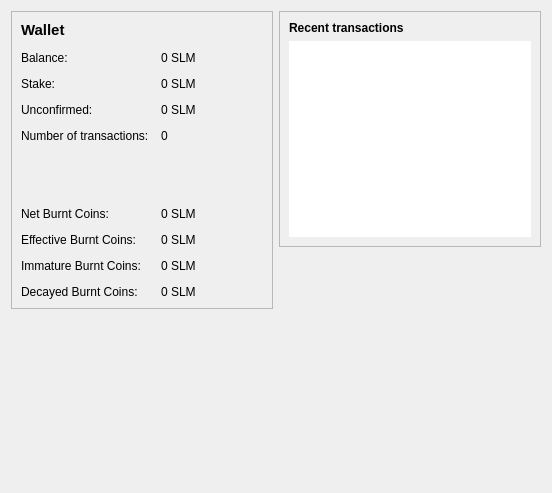
Old version of the form src/qt/forms/overviewpage.ui in the repository slimcoin-project/Slimcoin.
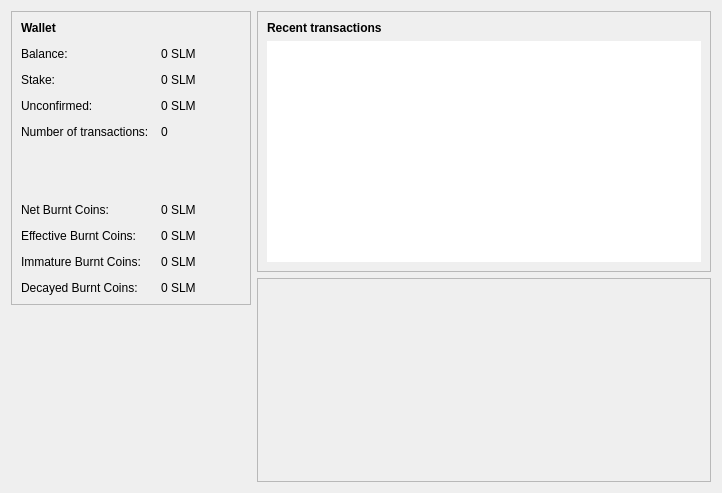
New version of the form. Icons and pictures are not drawn. Custom widgets are drawn as their Qt base class.

Commit message: Add diffplot feature

What changed in the file:
```diff
--- a/src/qt/forms/overviewpage.ui
+++ b/src/qt/forms/overviewpage.ui
@@ -6,7 +6,7 @@
    <rect>
     <x>0</x>
     <y>0</y>
-    <width>552</width>
+    <width>722</width>
     <height>493</height>
    </rect>
   </property>
@@ -38,7 +38,6 @@
          <widget class="QLabel" name="label_5">
           <property name="font">
            <font>
-            <pointsize>11</pointsize>
             <weight>75</weight>
             <bold>true</bold>
            </font>
@@ -266,22 +265,55 @@
       </widget>
      </item>
      <item>
-      <spacer name="verticalSpacer_2">
-       <property name="orientation">
-        <enum>Qt::Vertical</enum>
+      <widget class="QFrame" name="diffplotframe">
+       <property name="frameShape">
+        <enum>QFrame::StyledPanel</enum>
        </property>
-       <property name="sizeHint" stdset="0">
-        <size>
-         <width>20</width>
-         <height>40</height>
-        </size>
+       <property name="frameShadow">
+        <enum>QFrame::Raised</enum>
        </property>
-      </spacer>
+       <layout class="QVBoxLayout" name="verticalLayout_31">
+        <property name="leftMargin">
+         <number>1</number>
+        </property>
+        <property name="topMargin">
+         <number>1</number>
+        </property>
+        <property name="rightMargin">
+         <number>1</number>
+        </property>
+        <property name="bottomMargin">
+         <number>1</number>
+        </property>
+        <item>
+         <layout class="QHBoxLayout" name="horizontalLayout_3">
+          <item>
+           <widget class="QCustomPlot" name="diffplot" native="true">
+            <property name="minimumSize">
+             <size>
+              <width>450</width>
+              <height>200</height>
+             </size>
+            </property>
+           </widget>
+          </item>
+         </layout>
+        </item>
+       </layout>
+      </widget>
      </item>
     </layout>
    </item>
   </layout>
  </widget>
+ <customwidgets>
+  <customwidget>
+   <class>QCustomPlot</class>
+   <extends>QWidget</extends>
+   <header>qt/qcustomplot.h</header>
+   <container>1</container>
+  </customwidget>
+ </customwidgets>
  <resources>
   <include location="../bitcoin.qrc"/>
  </resources>
```
The commit also changes 6 other files.
